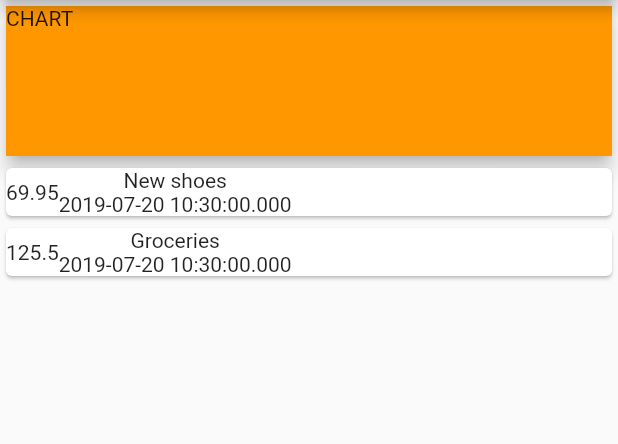
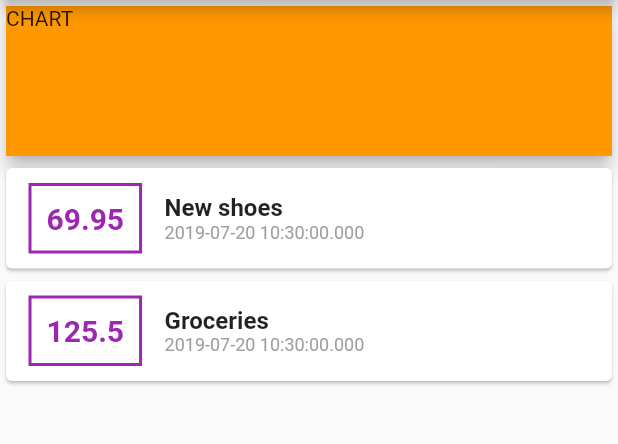
Before and after one commit to tbrams/flutter_expenses, a Flutter app: the screen it shows after launch, on a phone screen of 412 x 824 dp, the part 84-528 px from its top. Run offline on Flutter 3.47's test engine with Material 2 defaults, Android fonts, the phone set to English and light mode, and no system bars.

Commit message:
Initial styling started

```diff
--- a/lib/main.dart
+++ b/lib/main.dart
@@ -54,15 +54,36 @@ class MyHomePage extends StatelessWidget {
                 child: Row(
                   children: <Widget>[
                     Container(
-                      child: Text(
-                        tx.amount.toString(),
+                      margin:
+                          EdgeInsets.symmetric(horizontal: 15, vertical: 10),
+                      decoration: BoxDecoration(
+                        border: Border.all(
+                          color: Colors.purple,
+                          width: 2,
+                        ),
                       ),
+                      padding: EdgeInsets.all(10),
+                      child: Text(tx.amount.toString(),
+                          style: TextStyle(
+                            fontWeight: FontWeight.bold,
+                            fontSize: 20,
+                            color: Colors.purple,
+                          )),
                     ),
                     Column(
+                      crossAxisAlignment: CrossAxisAlignment.start,
                       children: <Widget>[
-                        Text(tx.title),
+                        Text(tx.title,
+                            style: TextStyle(
+                              fontWeight: FontWeight.bold,
+                              fontSize: 16,
+                            )),
                         Text(
                           tx.date.toString(),
+                          style: TextStyle(
+                            color: Colors.grey,
+                            fontSize: 12,
+                          ),
                         ),
                       ],
                     ),
```
